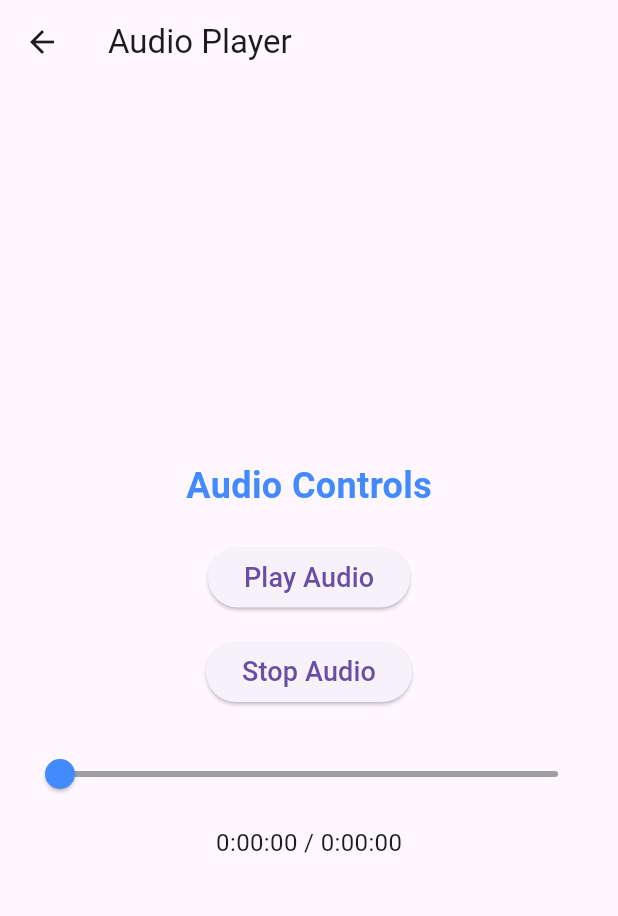
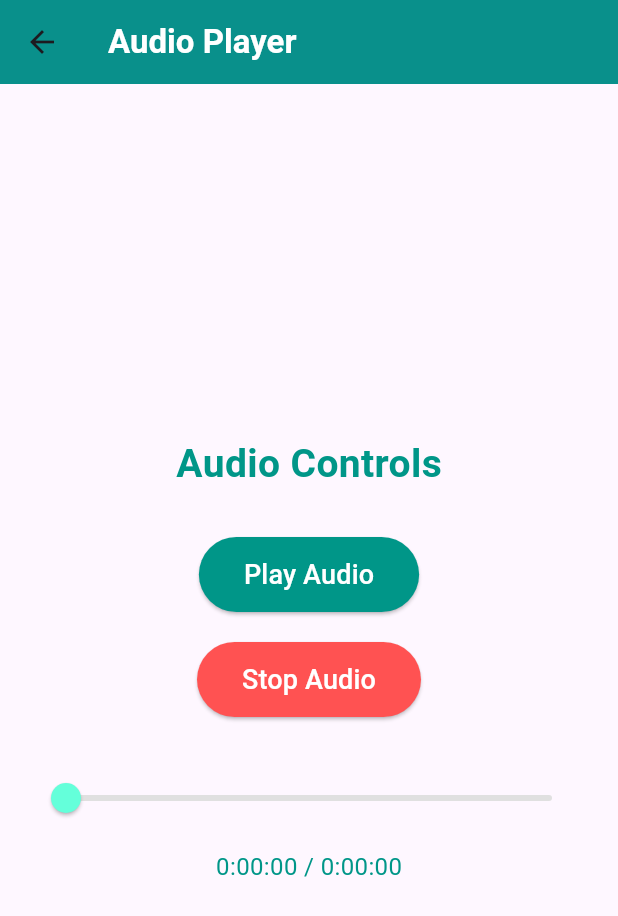
Before and after one commit to keerthivnair/product_app, a Flutter app: the screen it shows after launch, after a tap on the "audiotrack" icon, on a phone screen of 412 x 824 dp. Shown: the top 916 px of the screen. Run offline on Flutter 3.47's test engine with Material 3 defaults, Android fonts, the phone set to English and light mode, and no system bars; our stand-ins replace audioplayers, bloc, flutter_bloc; network calls fail.

Commit message:
design changed

```diff
--- a/lib/screens/audio_player_screen.dart
+++ b/lib/screens/audio_player_screen.dart
@@ -73,38 +73,64 @@ class _AudioPlayerScreenState extends State<AudioPlayerScreen> {
   @override
   Widget build(BuildContext context) {
     return Scaffold(
-      appBar: AppBar(title: Text('Audio Player')),
+      appBar: AppBar(
+        title: Text(
+          'Audio Player',
+          style: TextStyle(fontWeight: FontWeight.bold, color: Colors.white),
+        ),
+        backgroundColor: Colors.teal, // Modern, sleek app bar color
+        elevation: 4,
+      ),
       body: Padding(
-        padding: const EdgeInsets.all(16.0),
+        padding: const EdgeInsets.all(20.0),
         child: Column(
           mainAxisAlignment: MainAxisAlignment.center,
           crossAxisAlignment: CrossAxisAlignment.center,
           children: [
+            // Title Text
             Text(
               "Audio Controls",
-              style: TextStyle(fontSize: 24, fontWeight: FontWeight.bold, color: Colors.blueAccent),
+              style: TextStyle(
+                fontSize: 26,
+                fontWeight: FontWeight.bold,
+                color: Colors.teal,
+              ),
             ),
-            SizedBox(height: 20),
+            SizedBox(height: 30),
 
             // Play/Pause Button
             ElevatedButton(
               onPressed: _togglePlayPause,
+              style: ElevatedButton.styleFrom(
+                backgroundColor: Colors.teal, // Modern button color
+                shape: RoundedRectangleBorder(
+                  borderRadius: BorderRadius.circular(30),
+                ),
+                padding: EdgeInsets.symmetric(horizontal: 30, vertical: 12),
+              ),
               child: Text(
                 _isPlaying ? "Pause Audio" : "Play Audio",
-                style: TextStyle(fontSize: 18),
+                style: TextStyle(fontSize: 18, color: Colors.white),
               ),
             ),
-            SizedBox(height: 15),
+            SizedBox(height: 20),
 
             // Stop Button
             ElevatedButton(
               onPressed: _stopAudio,
+              style: ElevatedButton.styleFrom(
+                backgroundColor: Colors.redAccent, // Sleek stop button color
+                shape: RoundedRectangleBorder(
+                  borderRadius: BorderRadius.circular(30),
+                ),
+                padding: EdgeInsets.symmetric(horizontal: 30, vertical: 12),
+              ),
               child: Text(
                 "Stop Audio",
-                style: TextStyle(fontSize: 18),
+                style: TextStyle(fontSize: 18, color: Colors.white),
               ),
             ),
-            SizedBox(height: 20),
+            SizedBox(height: 30),
 
             // Progress Bar
             Slider(
@@ -112,23 +138,32 @@ class _AudioPlayerScreenState extends State<AudioPlayerScreen> {
               min: 0.0,
               max: _duration.inSeconds.toDouble(),
               onChanged: _seekTo,
-              activeColor: Colors.blueAccent,
-              inactiveColor: Colors.grey,
+              activeColor: Colors.teal,
+              inactiveColor: Colors.grey[300],
+              thumbColor: Colors.tealAccent,
             ),
             SizedBox(height: 10),
             Text(
               "${_position.toString().split('.').first} / ${_duration.toString().split('.').first}",
-              style: TextStyle(fontSize: 16),
+              style: TextStyle(fontSize: 16, color: Colors.teal),
             ),
 
             // Visual State Indicator
             if (_isPlaying) ...[
               SizedBox(height: 20),
-              Icon(Icons.play_arrow, color: Colors.green, size: 50), // Play sign
+              Icon(
+                Icons.play_arrow,
+                color: Colors.green,
+                size: 60,
+              ), // Play sign
             ] else if (_isPaused) ...[
               SizedBox(height: 20),
-              Icon(Icons.pause, color: Colors.orange, size: 50), // Pause sign
-            ]
+              Icon(
+                Icons.pause,
+                color: Colors.orange,
+                size: 60,
+              ), // Pause sign
+            ],
           ],
         ),
       ),
--- a/lib/screens/product_list_screen.dart
+++ b/lib/screens/product_list_screen.dart
@@ -11,7 +11,14 @@ class ProductListScreen extends StatelessWidget {
   @override
   Widget build(BuildContext context) {
     return Scaffold(
-      appBar: AppBar(title: Text("Product List")),
+      appBar: AppBar(
+        title: Text(
+          "Product List",
+          style: TextStyle(fontWeight: FontWeight.bold, color: Colors.white),
+        ),
+        backgroundColor: Colors.teal, // Sleek and modern color for the app bar
+        elevation: 4,
+      ),
       body: BlocBuilder<ProductCubit, List<Product>>(
         builder: (context, products) {
           if (products.isEmpty) {
@@ -49,6 +56,7 @@ class ProductListScreen extends StatelessWidget {
               );
             },
             child: Icon(Icons.person_add),
+            backgroundColor: Colors.teal, // Sleek button background color
             tooltip: "Add User Form",
             heroTag: "userFormBtn", // Hero tag to avoid duplication
           ),
@@ -61,6 +69,7 @@ class ProductListScreen extends StatelessWidget {
               );
             },
             child: Icon(Icons.audiotrack),
+            backgroundColor: Colors.teal, // Sleek button background color
             tooltip: "Audio Player",
             heroTag: "audioPlayerBtn", // Hero tag to avoid duplication
           ),
```
Also changed, not shown: lib/screens/product_details_screen.dart (+88 -15 lines), 1 other file.
